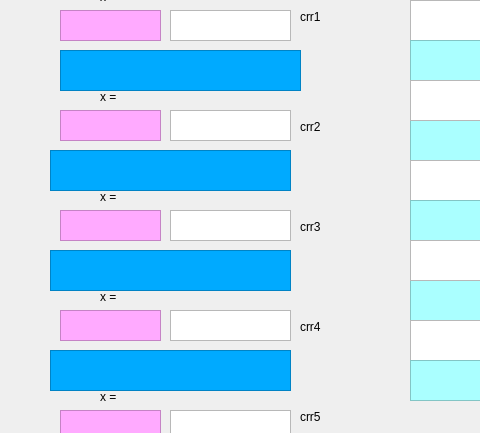
Qt form untitledparti3.ui (hemid32/CreateDateUsingPyQt) before a commit; both pictures show x 0 to 480 and y 110 to 543 of the 756 by 767 pixel window.
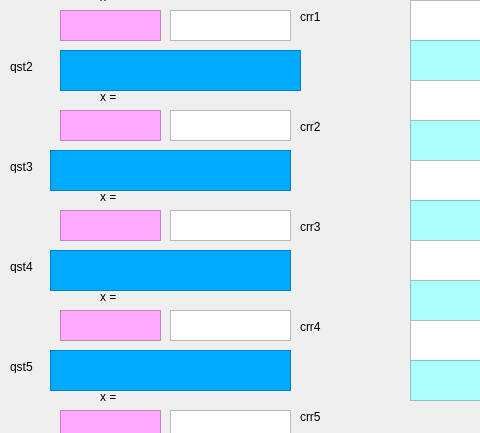
The same form after that commit.

```diff
--- a/untitledparti3.ui
+++ b/untitledparti3.ui
@@ -528,6 +528,58 @@
      <string>qst1</string>
     </property>
    </widget>
+   <widget class="QLabel" name="label_15">
+    <property name="geometry">
+     <rect>
+      <x>10</x>
+      <y>170</y>
+      <width>46</width>
+      <height>13</height>
+     </rect>
+    </property>
+    <property name="text">
+     <string>qst2</string>
+    </property>
+   </widget>
+   <widget class="QLabel" name="label_16">
+    <property name="geometry">
+     <rect>
+      <x>10</x>
+      <y>270</y>
+      <width>46</width>
+      <height>13</height>
+     </rect>
+    </property>
+    <property name="text">
+     <string>qst3</string>
+    </property>
+   </widget>
+   <widget class="QLabel" name="label_17">
+    <property name="geometry">
+     <rect>
+      <x>10</x>
+      <y>370</y>
+      <width>46</width>
+      <height>13</height>
+     </rect>
+    </property>
+    <property name="text">
+     <string>qst4</string>
+    </property>
+   </widget>
+   <widget class="QLabel" name="label_18">
+    <property name="geometry">
+     <rect>
+      <x>10</x>
+      <y>470</y>
+      <width>46</width>
+      <height>13</height>
+     </rect>
+    </property>
+    <property name="text">
+     <string>qst5</string>
+    </property>
+   </widget>
   </widget>
   <widget class="QMenuBar" name="menubar">
    <property name="geometry">
```
